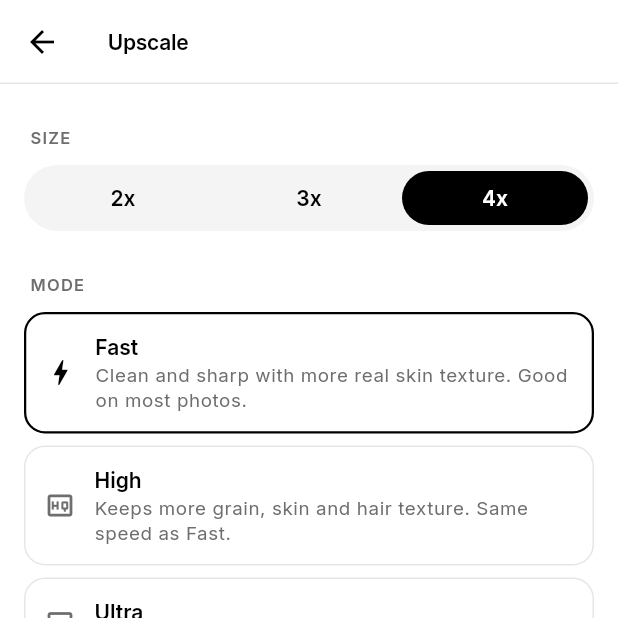
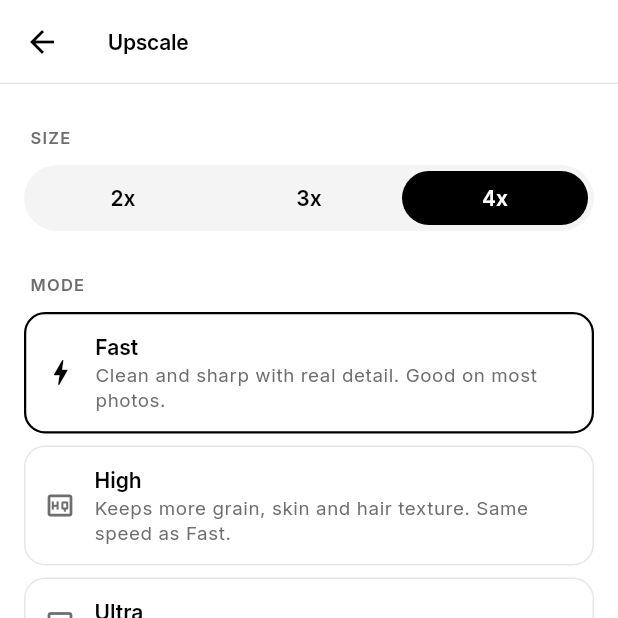
Before and after one commit to Alokxyz1112/pixelfixo, a Flutter app: the EditorScreen screen opened directly with empty values, on a phone screen of 412 x 824 dp, the top half of it. Run offline on Flutter 3.47's test engine with Material 3 defaults, Android fonts, the phone set to English and light mode, and no system bars; our stand-ins replace image_picker, shared_preferences; missing offline and left inert: flutter_onnxruntime; accounts and stored records are empty.

Commit message:
Fast back to the 1.0.3 model and settings (fixes closing on Fast), versionCode 2007

```diff
--- a/lib/engine/upscale.dart
+++ b/lib/engine/upscale.dart
@@ -24,7 +24,7 @@ export 'upscale_post.dart' show PostOptions;
 /// Art: Real-ESRGAN anime 6B by Xintao Wang et al., BSD-3-Clause, https://github.com/xinntao/Real-ESRGAN
 /// The ONNX files are conversions of the official .pth weights (see assets/models/README.md).
 enum UpModel {
-  fast('Fast', 'realesr-general-x4v3-d40', 'Clean and sharp with more real skin texture. Good on most photos.', null, 0, '', 8.0, 256),
+  fast('Fast', 'realesr-general-x4v3-d50', 'Clean and sharp with real detail. Good on most photos.', null, 0, '', 8.0, 256),
   high('High', 'realesr-general-x4v3-d30', 'Keeps more grain, skin and hair texture. Same speed as Fast.', null, 0, '', 8.0, 256),
   ultra('Ultra', '4xNomosWebPhoto_RealPLKSR', 'Slowest. Most detail, with natural faces.',
       '4xNomosWebPhoto_RealPLKSR.onnx', 29902622, '550ec2c879439e707717f6c8250b82908d19fa3ab4f75f26c1713f685c8ef371', 70.0, 192),
@@ -293,9 +293,9 @@ class Upscaler {
         'outH': outH,
         'post': post != null,
         'lowQuality': post?.lowQuality ?? false,
-        // Fast keeps a little more real texture. Ultra and Fast get the skin zone fix (Ultra also softens inked edges).
-        'texture': (post?.texture ?? 0.0) * (m == UpModel.fast ? 0.35 / 0.3 : 1.0),
-        'skin': m == UpModel.ultra ? 2 : (m == UpModel.fast ? 1 : 0),
+        // Ultra gets the skin zone fix and softer inked edges. Fast runs exactly as in 1.0.3.
+        'texture': post?.texture ?? 0.0,
+        'skin': m == UpModel.ultra ? 2 : 0,
       });
       lastBackend = r?['backend'] as String?;
       measuredSecPerMp[m] = sw.elapsedMilliseconds / 1000 / (d.w * d.h / 1e6);
--- a/pubspec.yaml
+++ b/pubspec.yaml
@@ -16,7 +16,7 @@ publish_to: 'none' # Remove this line if you wish to publish to pub.dev
 # https://developer.apple.com/library/archive/documentation/General/Reference/InfoPlistKeyReference/Articles/CoreFoundationKeys.html
 # In Windows, build-name is used as the major, minor, and patch parts
 # of the product and file versions while build-number is used as the build suffix.
-version: 1.0.4+6
+version: 1.0.4+7
 
 environment:
   sdk: ^3.13.7
@@ -67,7 +67,7 @@ flutter:
   assets:
     - assets/logo.png
     - assets/logo_dark.png
-    - assets/models/realesr-general-x4v3-d40.onnx
+    - assets/models/realesr-general-x4v3-d50.onnx
     - assets/models/realesr-general-x4v3-d30.onnx
     - assets/models/LICENSE-CC-BY-4.0.txt
     - assets/models/LICENSE-Real-ESRGAN.txt
```
Also changed, not shown: 4 other files.
